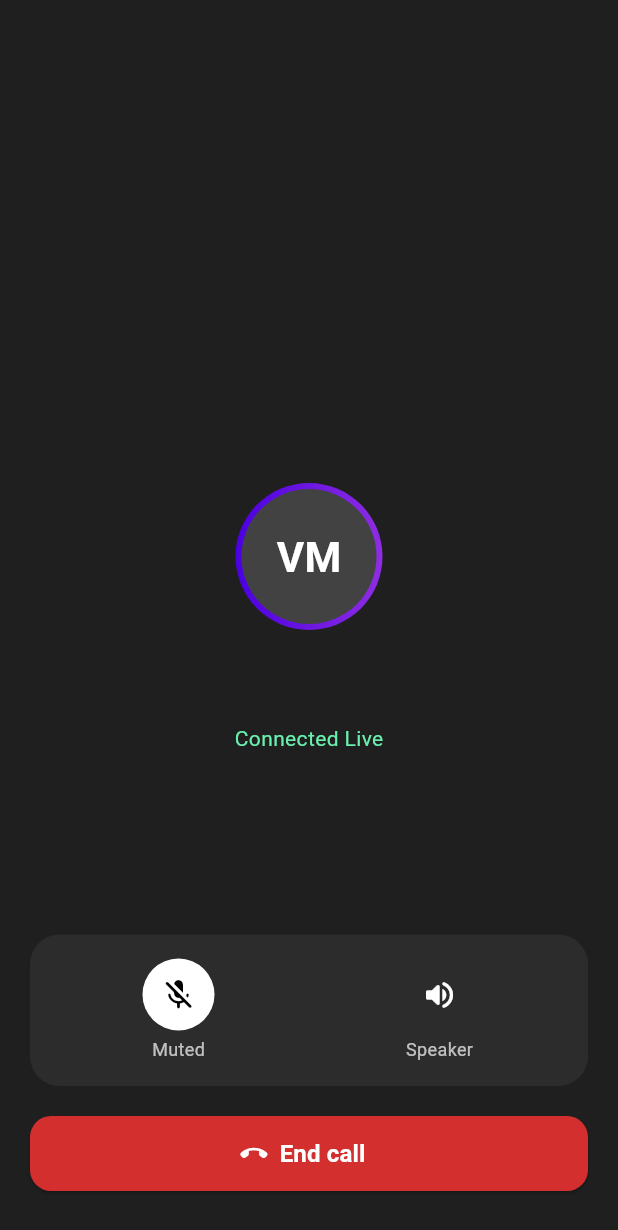
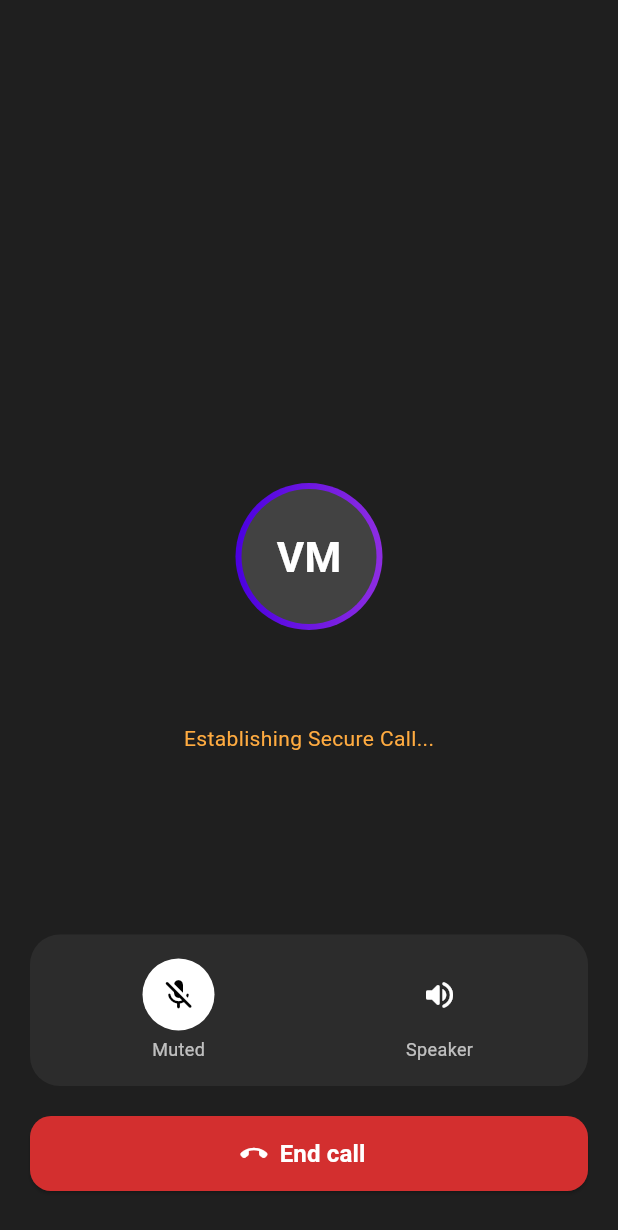
Before and after one commit to techinfraconnect/VibeChat, a Flutter app: the CallScreen screen opened directly with empty values, after a tap on "Mic On", on a phone screen of 412 x 824 dp. Shown: the top 1230 px of the screen. Run offline on Flutter 3.47's test engine with Material 3 defaults, Android fonts, the phone set to English and light mode, and no system bars; our stand-ins replace firebase_core, firebase_database, firebase_messaging, shared_preferences, socket_io_client; missing offline and left inert: flutter_webrtc; accounts and stored records are empty; network calls fail.

Commit message:
Call fix try

```diff
--- a/admin_chat/lib/screens/call_screen.dart
+++ b/admin_chat/lib/screens/call_screen.dart
@@ -21,6 +21,7 @@ class _CallScreenState extends State<CallScreen> {
   bool _isVideoOff = false;
   bool _isSpeakerOn = true;
   bool _isFrontCamera = true;
+  bool _isRemoteConnected = false;
 
   final RTCVideoRenderer _localRenderer = RTCVideoRenderer();
   final RTCVideoRenderer _remoteRenderer = RTCVideoRenderer();
@@ -29,7 +30,6 @@ class _CallScreenState extends State<CallScreen> {
   RTCPeerConnection? _peerConnection;
   MediaStream? _localStream;
 
-  // Free STUN servers for ICE candidate gathering
   final Map<String, dynamic> _iceServers = {
     'iceServers': [
       {'urls': 'stun:stun.l.google.com:19302'},
@@ -40,22 +40,15 @@ class _CallScreenState extends State<CallScreen> {
   @override
   void initState() {
     super.initState();
-    _initRenderersAndCall();
+    _initCallSession();
   }
 
-  Future<void> _initRenderersAndCall() async {
+  Future<void> _initCallSession() async {
     await _localRenderer.initialize();
     await _remoteRenderer.initialize();
 
+    await _startLocalStream();
     _connectSignalingSocket();
-    await _startLocalStream();
-    _createPeerConnection();
-
-    // If caller is Admin, initiate the WebRTC Offer
-    if (widget.callerName == 'Client') {
-      // Admin calling client -> create offer
-      _createAndSendOffer();
-    }
   }
 
   void _connectSignalingSocket() {
@@ -67,10 +60,18 @@ class _CallScreenState extends State<CallScreen> {
       },
     );
 
-    _socket.onConnect((_) => print('🟢 Connected to Call Signaling Server'));
+    _socket.onConnect((_) async {
+      print('🟢 Connected to Call Signaling Server');
+      await _createPeerConnection();
+
+      // Automatically create and send an offer when joining the call session
+      RTCSessionDescription offer = await _peerConnection!.createOffer();
+      await _peerConnection!.setLocalDescription(offer);
+      _socket.emit('offer', {'type': offer.type, 'sdp': offer.sdp});
+    });
 
     _socket.on('offer', (data) async {
-      if (_peerConnection == null) return;
+      if (_peerConnection == null) await _createPeerConnection();
       await _peerConnection!.setRemoteDescription(
         RTCSessionDescription(data['sdp'], data['type']),
       );
@@ -120,26 +121,24 @@ class _CallScreenState extends State<CallScreen> {
     }
   }
 
-  void _createPeerConnection() async {
+  Future<void> _createPeerConnection() async {
     _peerConnection = await createPeerConnection(_iceServers);
 
-    // Add local stream tracks to peer connection
     if (_localStream != null) {
       _localStream!.getTracks().forEach((track) {
         _peerConnection!.addTrack(track, _localStream!);
       });
     }
 
-    // Handle incoming remote stream tracks
     _peerConnection!.onTrack = (event) {
       if (event.streams.isNotEmpty) {
         setState(() {
           _remoteRenderer.srcObject = event.streams[0];
+          _isRemoteConnected = true;
         });
       }
     };
 
-    // Gather ICE candidates and emit via socket
     _peerConnection!.onIceCandidate = (candidate) {
       if (candidate != null) {
         _socket.emit('ice-candidate', {
@@ -149,12 +148,6 @@ class _CallScreenState extends State<CallScreen> {
         });
       }
     };
-  }
-
-  Future<void> _createAndSendOffer() async {
-    RTCSessionDescription offer = await _peerConnection!.createOffer();
-    await _peerConnection!.setLocalDescription(offer);
-    _socket.emit('offer', {'type': offer.type, 'sdp': offer.sdp});
   }
 
   @override
@@ -190,12 +183,11 @@ class _CallScreenState extends State<CallScreen> {
     setState(() {
       _isSpeakerOn = !_isSpeakerOn;
     });
-    // Toggle speaker output routing via flutter_webrtc helper if needed
     Helper.setSpeakerphoneOn(_isSpeakerOn);
   }
 
   Future<void> _toggleCameraDirection() async {
-    if (_localStream != null) {
+    if (_localStream != null && widget.isVideoCall) {
       final videoTrack = _localStream!.getVideoTracks().first;
       await Helper.switchCamera(videoTrack);
       setState(() {
@@ -211,7 +203,7 @@ class _CallScreenState extends State<CallScreen> {
       body: SafeArea(
         child: Stack(
           children: [
-            widget.isVideoCall
+            widget.isVideoCall && _isRemoteConnected
                 ? Stack(
                     children: [
                       Positioned.fill(
@@ -286,11 +278,15 @@ class _CallScreenState extends State<CallScreen> {
                           ),
                         ),
                         const SizedBox(height: 8),
-                        const Text(
-                          "Connected Live",
+                        Text(
+                          _isRemoteConnected
+                              ? "Connected Live"
+                              : "Establishing Secure Call...",
                           style: TextStyle(
                             fontSize: 14,
-                            color: Colors.greenAccent,
+                            color: _isRemoteConnected
+                                ? Colors.greenAccent
+                                : Colors.orangeAccent,
                           ),
                         ),
                       ],
```
Also changed, not shown: client_chat/lib/screens/call_screen.dart (+25 -29 lines), 2 other files.
